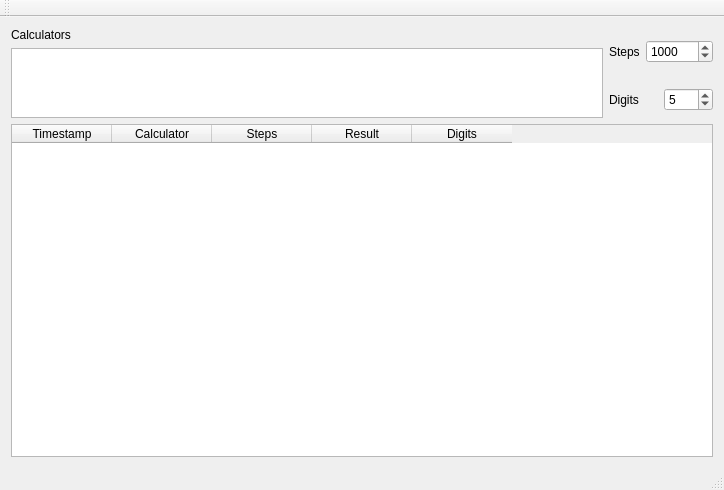
kzhereb/knu-is-ooop2019, file QtPi/mainwindow.ui: the form before one commit.
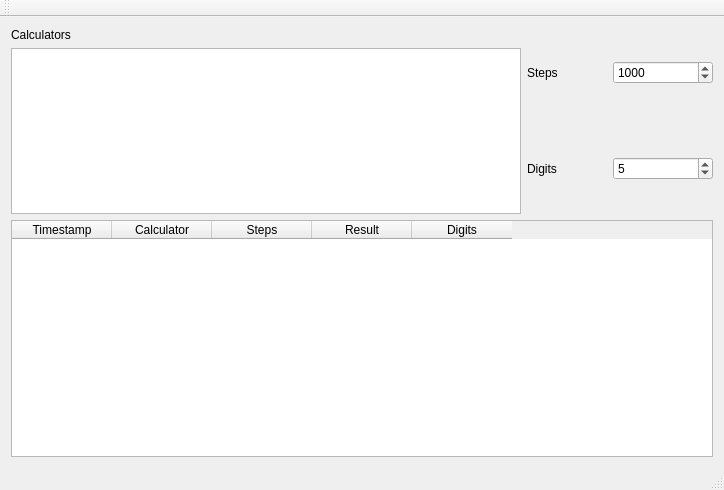
The form after the commit.

Commit message: Set min size to make all controls visible

What changed in the file:
```diff
--- a/QtPi/mainwindow.ui
+++ b/QtPi/mainwindow.ui
@@ -16,7 +16,7 @@
   <widget class="QWidget" name="centralWidget">
    <layout class="QGridLayout" name="gridLayout_2">
     <item row="0" column="0">
-     <layout class="QGridLayout" name="gridLayout">
+     <layout class="QGridLayout" name="gridLayout" rowminimumheight="90,90,0">
       <item row="0" column="0" rowspan="2">
        <layout class="QVBoxLayout" name="verticalLayout">
         <item>
@@ -35,6 +35,12 @@
        <layout class="QHBoxLayout" name="horizontalLayout">
         <item>
          <widget class="QLabel" name="lblSteps">
+          <property name="minimumSize">
+           <size>
+            <width>80</width>
+            <height>0</height>
+           </size>
+          </property>
           <property name="text">
            <string>Steps</string>
           </property>
@@ -42,6 +48,18 @@
         </item>
         <item>
          <widget class="QSpinBox" name="spinSteps">
+          <property name="minimumSize">
+           <size>
+            <width>100</width>
+            <height>0</height>
+           </size>
+          </property>
+          <property name="maximumSize">
+           <size>
+            <width>100</width>
+            <height>16777215</height>
+           </size>
+          </property>
           <property name="minimum">
            <number>1</number>
           </property>
@@ -59,6 +77,12 @@
        <layout class="QHBoxLayout" name="horizontalLayout_2">
         <item>
          <widget class="QLabel" name="lblDigits">
+          <property name="minimumSize">
+           <size>
+            <width>80</width>
+            <height>0</height>
+           </size>
+          </property>
           <property name="text">
            <string>Digits</string>
           </property>
@@ -66,6 +90,18 @@
         </item>
         <item>
          <widget class="QSpinBox" name="spinDigits">
+          <property name="minimumSize">
+           <size>
+            <width>100</width>
+            <height>0</height>
+           </size>
+          </property>
+          <property name="maximumSize">
+           <size>
+            <width>100</width>
+            <height>16777215</height>
+           </size>
+          </property>
           <property name="maximum">
            <number>14</number>
           </property>
```
